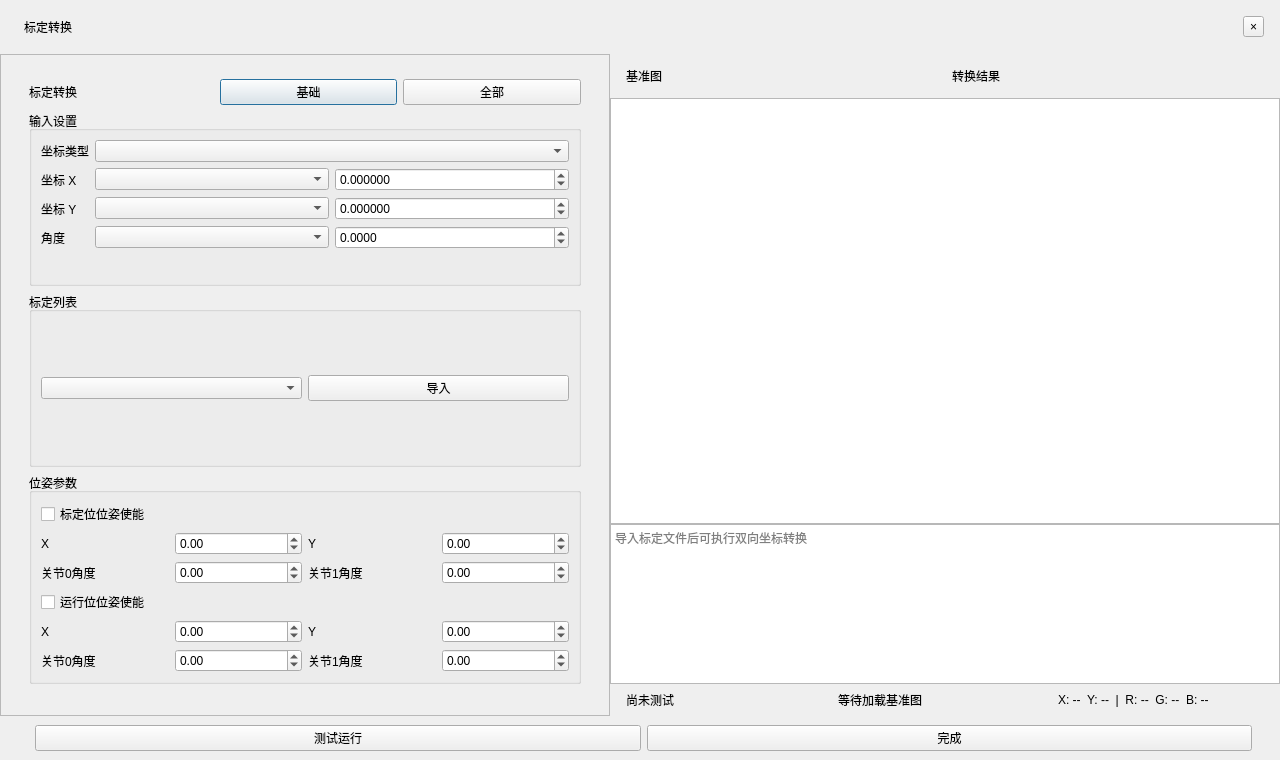
Before: the Qt Designer form ui/CalibrationTransformDialog.ui in kunlingertfk-lang/-v2-, drawn with Qt 5.
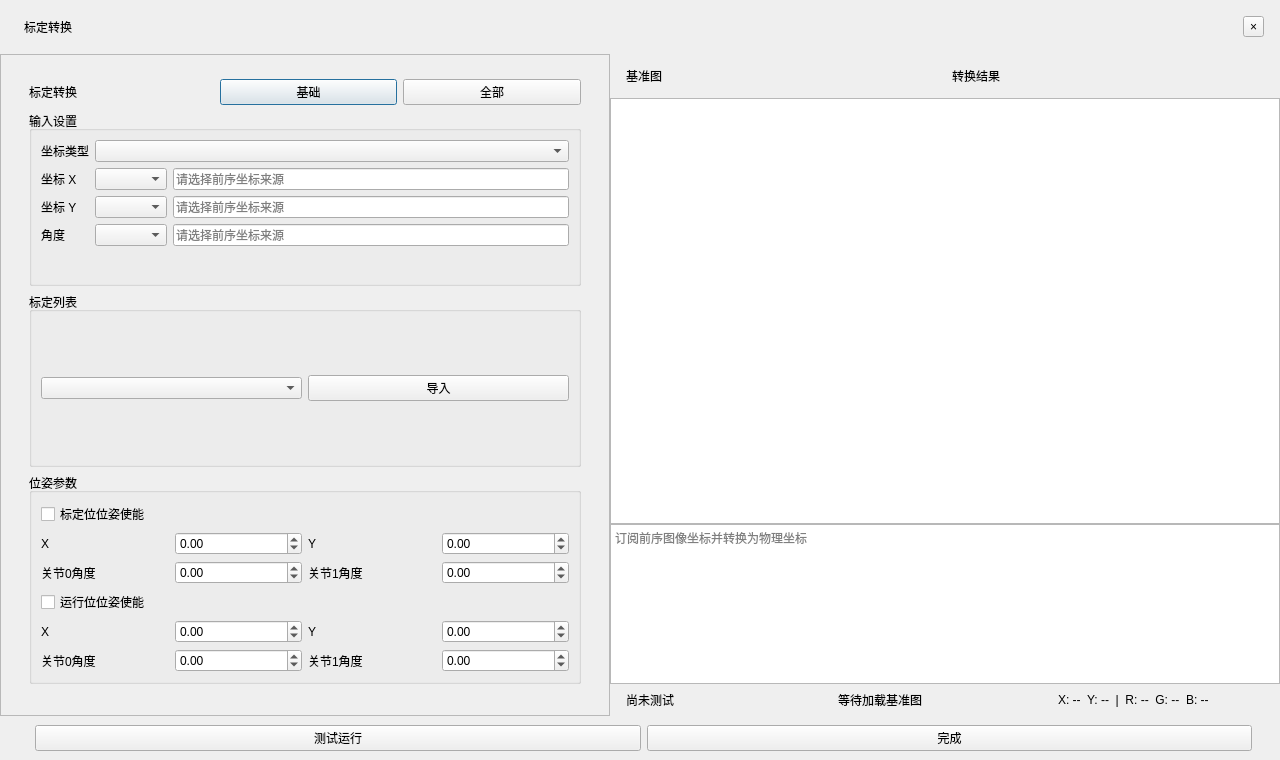
After: the same form once the commit is applied.

Commit message: 9点标定和标定转换初步验证

Patch:
```diff
--- a/ui/CalibrationTransformDialog.ui
+++ b/ui/CalibrationTransformDialog.ui
@@ -50,11 +50,11 @@
             <item row="0" column="0"><widget class="QLabel" name="coordinateTypeLabel"><property name="text"><string>坐标类型</string></property></widget></item>
             <item row="0" column="1"><widget class="QComboBox" name="coordinateTypeCombo"/></item>
             <item row="1" column="0"><widget class="QLabel" name="inputXLabel"><property name="text"><string>坐标 X</string></property></widget></item>
-            <item row="1" column="1"><layout class="QHBoxLayout" name="xLayout"><item><widget class="QComboBox" name="inputXSourceCombo"/></item><item><widget class="QDoubleSpinBox" name="inputXSpin"><property name="minimum"><double>-1000000.000000000000000</double></property><property name="maximum"><double>1000000.000000000000000</double></property><property name="decimals"><number>6</number></property></widget></item></layout></item>
+            <item row="1" column="1"><layout class="QHBoxLayout" name="xLayout"><item><widget class="QComboBox" name="inputXSourceCombo"/></item><item><widget class="QLineEdit" name="inputXEdit"><property name="readOnly"><bool>true</bool></property><property name="placeholderText"><string>请选择前序坐标来源</string></property></widget></item></layout></item>
             <item row="2" column="0"><widget class="QLabel" name="inputYLabel"><property name="text"><string>坐标 Y</string></property></widget></item>
-            <item row="2" column="1"><layout class="QHBoxLayout" name="yLayout"><item><widget class="QComboBox" name="inputYSourceCombo"/></item><item><widget class="QDoubleSpinBox" name="inputYSpin"><property name="minimum"><double>-1000000.000000000000000</double></property><property name="maximum"><double>1000000.000000000000000</double></property><property name="decimals"><number>6</number></property></widget></item></layout></item>
+            <item row="2" column="1"><layout class="QHBoxLayout" name="yLayout"><item><widget class="QComboBox" name="inputYSourceCombo"/></item><item><widget class="QLineEdit" name="inputYEdit"><property name="readOnly"><bool>true</bool></property><property name="placeholderText"><string>请选择前序坐标来源</string></property></widget></item></layout></item>
             <item row="3" column="0"><widget class="QLabel" name="inputAngleLabel"><property name="text"><string>角度</string></property></widget></item>
-            <item row="3" column="1"><layout class="QHBoxLayout" name="angleLayout"><item><widget class="QComboBox" name="inputAngleSourceCombo"/></item><item><widget class="QDoubleSpinBox" name="inputAngleSpin"><property name="minimum"><double>-360.000000000000000</double></property><property name="maximum"><double>360.000000000000000</double></property><property name="decimals"><number>4</number></property></widget></item></layout></item>
+            <item row="3" column="1"><layout class="QHBoxLayout" name="angleLayout"><item><widget class="QComboBox" name="inputAngleSourceCombo"/></item><item><widget class="QLineEdit" name="inputAngleEdit"><property name="readOnly"><bool>true</bool></property><property name="placeholderText"><string>请选择前序坐标来源</string></property></widget></item></layout></item>
            </layout>
           </widget>
          </item>
@@ -107,7 +107,7 @@
           <property name="minimumSize"><size><width>0</width><height>112</height></size></property>
           <property name="maximumSize"><size><width>16777215</width><height>160</height></size></property>
           <property name="readOnly"><bool>true</bool></property>
-          <property name="placeholderText"><string>导入标定文件后可执行双向坐标转换</string></property>
+          <property name="placeholderText"><string>订阅前序图像坐标并转换为物理坐标</string></property>
          </widget>
         </item>
         <item>
```
The commit also changes 15 other files.
